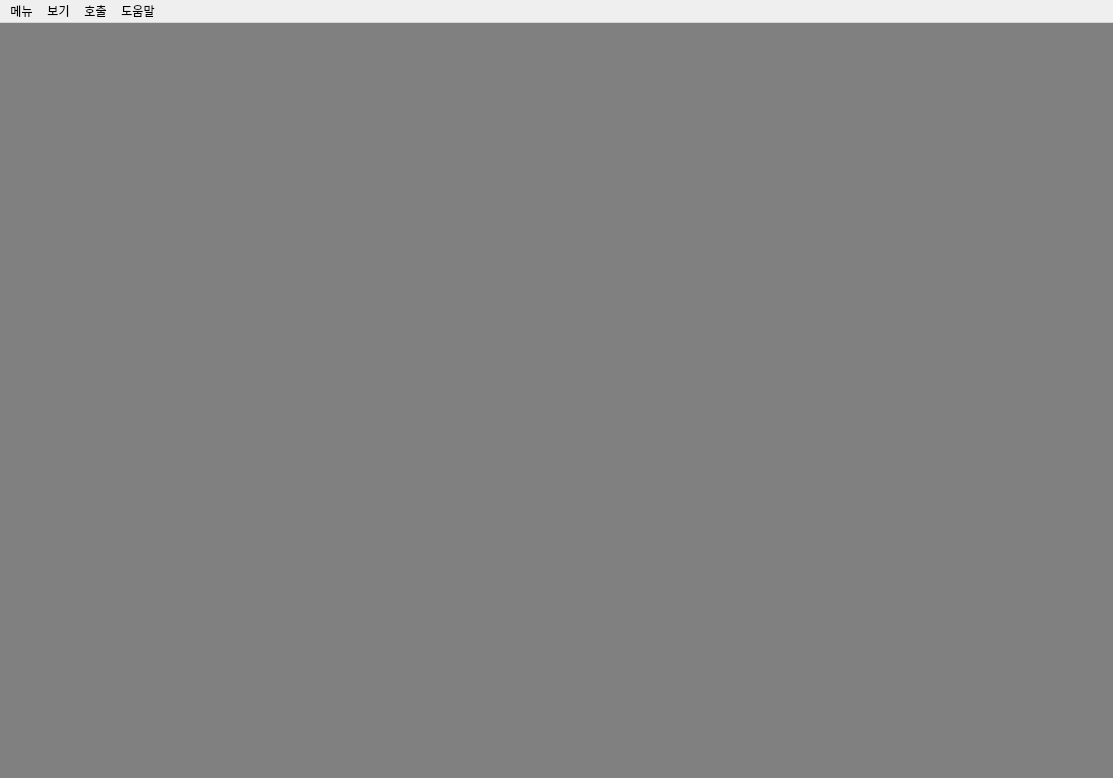
The window that main.ui (SSU-DC-DCWZ/ObsCare_Front) describes before a commit, drawn with Qt 5.
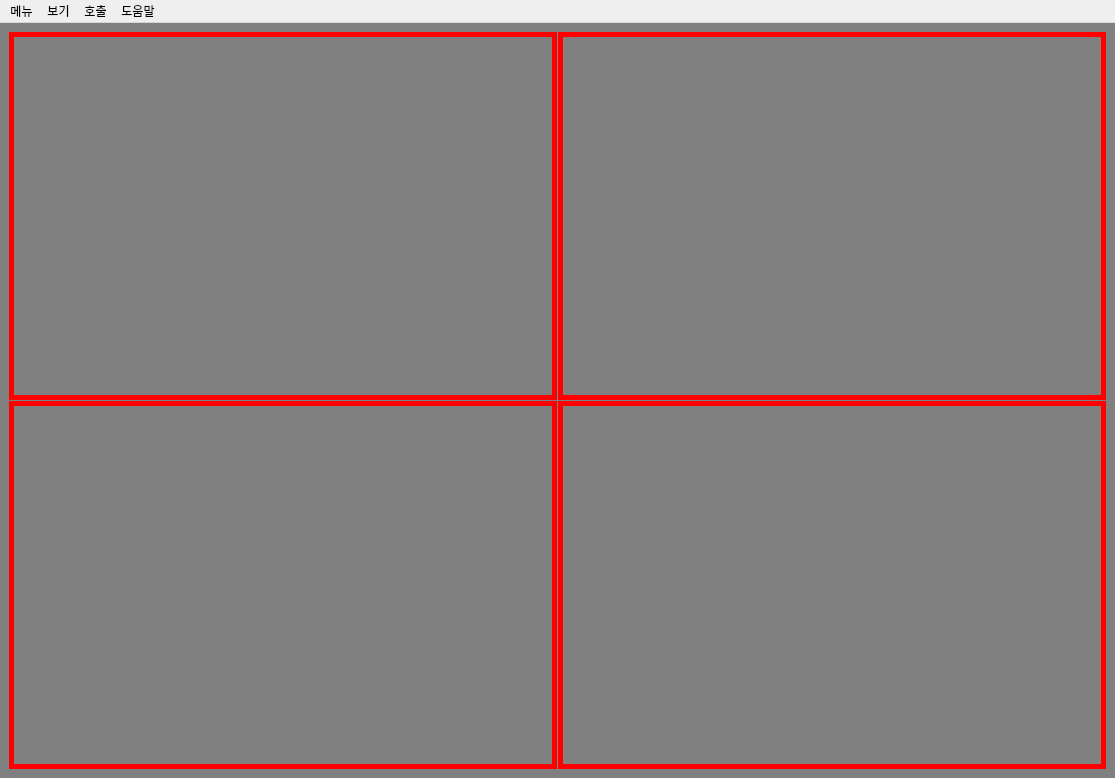
The same window after the commit.

Diff of the .ui file:
```diff
--- a/main.ui
+++ b/main.ui
@@ -6,7 +6,7 @@
    <rect>
     <x>0</x>
     <y>0</y>
-    <width>1113</width>
+    <width>1115</width>
     <height>778</height>
    </rect>
   </property>
@@ -45,6 +45,58 @@
       <property name="spacing">
        <number>1</number>
       </property>
+      <item row="0" column="1">
+       <widget class="QLabel" name="box2">
+        <property name="styleSheet">
+         <string notr="true">border-color : rgb(255, 0, 0);
+border-width : 5px;
+border-style : solid;
+background-color : transparent;</string>
+        </property>
+        <property name="text">
+         <string/>
+        </property>
+       </widget>
+      </item>
+      <item row="1" column="0">
+       <widget class="QLabel" name="box3">
+        <property name="styleSheet">
+         <string notr="true">border-color : rgb(255, 0, 0);
+border-width : 5px;
+border-style : solid;
+background-color : transparent;</string>
+        </property>
+        <property name="text">
+         <string/>
+        </property>
+       </widget>
+      </item>
+      <item row="1" column="1">
+       <widget class="QLabel" name="box4">
+        <property name="styleSheet">
+         <string notr="true">border-color : rgb(255, 0, 0);
+border-width : 5px;
+border-style : solid;
+background-color : transparent;</string>
+        </property>
+        <property name="text">
+         <string/>
+        </property>
+       </widget>
+      </item>
+      <item row="0" column="0">
+       <widget class="QLabel" name="box">
+        <property name="styleSheet">
+         <string notr="true">border-color : rgb(255, 0, 0);
+border-width : 5px;
+border-style : solid;
+background-color : transparent;</string>
+        </property>
+        <property name="text">
+         <string/>
+        </property>
+       </widget>
+      </item>
      </layout>
     </item>
    </layout>
@@ -54,8 +106,8 @@
     <rect>
      <x>0</x>
      <y>0</y>
-     <width>1113</width>
-     <height>26</height>
+     <width>1115</width>
+     <height>21</height>
     </rect>
    </property>
    <widget class="QMenu" name="menu">
```
